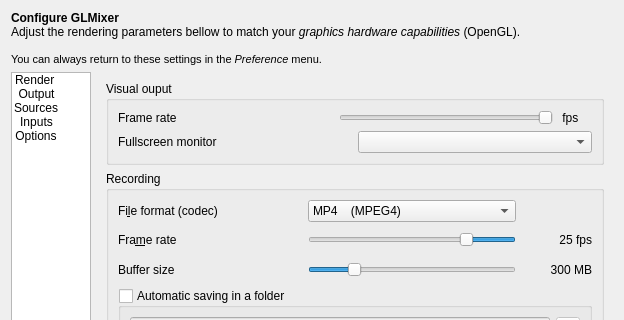
markus-wa/glmixer-mirror, file src/UserPreferencesDialog.ui: the form before one commit; both pictures show x 0 to 624 and y 0 to 320 of the 624 by 610 pixel window.
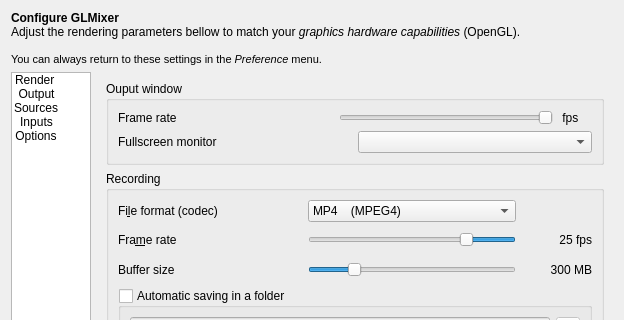
The form after the commit. The open tabs and pages were chosen to show the change. Icons and pictures are not drawn. Custom widgets are drawn as their Qt base class.

Commit message: BugFix User preference dialog

What changed in the file:
```diff
--- a/src/UserPreferencesDialog.ui
+++ b/src/UserPreferencesDialog.ui
@@ -762,7 +762,7 @@
            <item>
             <widget class="QGroupBox" name="groupBox">
              <property name="title">
-              <string>Visual ouput</string>
+              <string>Ouput window</string>
              </property>
              <layout class="QVBoxLayout" name="verticalLayout_8">
               <item>
```
Left out of the diff: 193 changed lines with no effect on the pictures. The commit also changes 1 other file.
